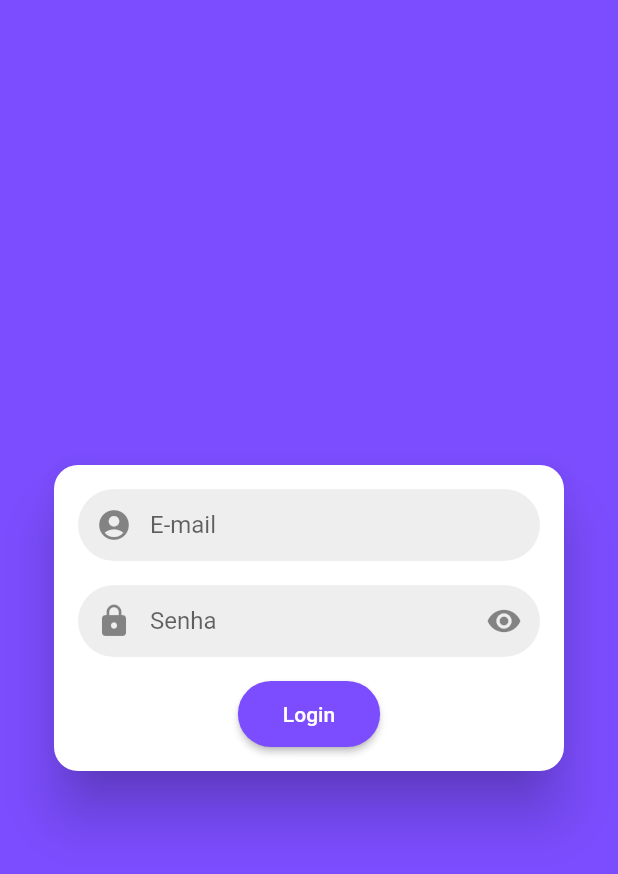
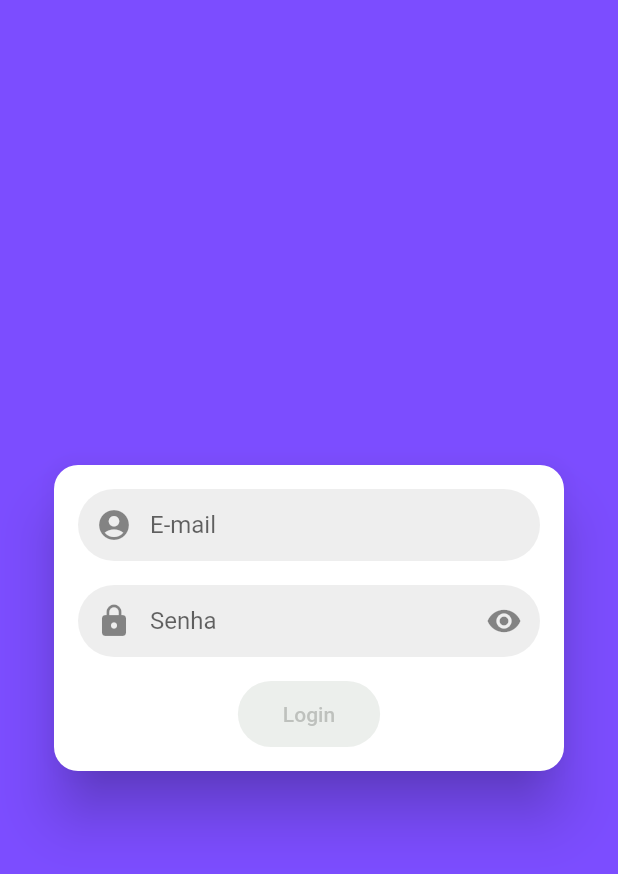
Before and after one commit to marcosmanto/todo_mobx, a Flutter app: the screen it shows after launch, on a phone screen of 412 x 824 dp. Shown: the top 874 px of the screen. Run offline on Flutter 3.47's test engine with Material 2 defaults, Android fonts, the phone set to English and light mode, and no system bars; our stand-ins replace flutter_mobx, mobx; generated files the repository leaves out were written again.

Commit message:
Added validation to login using Observer that has a computed accessor.

```diff
--- a/lib/main.dart
+++ b/lib/main.dart
@@ -15,6 +15,19 @@ class MyApp extends StatelessWidget {
         colorScheme: ThemeData().colorScheme.copyWith(
               primary: Colors.deepPurpleAccent,
             ),
+        elevatedButtonTheme: ElevatedButtonThemeData(
+          style: ElevatedButton.styleFrom(
+            padding: EdgeInsets.symmetric(horizontal: 30),
+            foregroundColor: Colors.white,
+            backgroundColor: Colors.deepPurpleAccent,
+            disabledForegroundColor: Color(0xFF818480)
+                .withAlpha(110), //Colors.deepPurpleAccent.withAlpha(100),
+            disabledBackgroundColor: Color(0xFFecefec),
+            shape: RoundedRectangleBorder(
+              borderRadius: BorderRadius.circular(32),
+            ),
+          ),
+        ),
         textSelectionTheme:
             TextSelectionThemeData(cursorColor: Colors.deepPurpleAccent),
         scaffoldBackgroundColor: Colors.deepPurpleAccent,
--- a/lib/screens/login_screen.dart
+++ b/lib/screens/login_screen.dart
@@ -1,4 +1,5 @@
 import 'package:flutter/material.dart';
+import 'package:flutter_mobx/flutter_mobx.dart';
 import 'package:todomobx/stores/login_store.dart';
 import 'package:todomobx/widgets/custom_icon_button.dart';
 import 'package:todomobx/widgets/custom_text_field.dart';
@@ -64,24 +65,17 @@ class _LoginScreenState extends State<LoginScreen> {
                     ),
                     SizedBox(
                       height: 44,
-                      child: ElevatedButton(
-                        style: ElevatedButton.styleFrom(
-                          padding: EdgeInsets.symmetric(horizontal: 30),
-                          foregroundColor: Colors.white,
-                          backgroundColor:
-                              Theme.of(context).colorScheme.primary,
-                          disabledForegroundColor:
-                              Theme.of(context).primaryColor.withAlpha(100),
-                          shape: RoundedRectangleBorder(
-                            borderRadius: BorderRadius.circular(32),
-                          ),
+                      child: Observer(
+                        builder: (_) => ElevatedButton(
+                          onPressed: loginStore.isFormValid
+                              ? () {
+                                  Navigator.of(context).pushReplacement(
+                                      MaterialPageRoute(
+                                          builder: (context) => ListScreen()));
+                                }
+                              : null,
+                          child: Text('Login'),
                         ),
-                        child: Text('Login'),
-                        onPressed: () {
-                          Navigator.of(context).pushReplacement(
-                              MaterialPageRoute(
-                                  builder: (context) => ListScreen()));
-                        },
                       ),
                     )
                   ],
```
Also changed, not shown: lib/stores/login_store.dart (+13 -2 lines), lib/stores/login_store.g.dart.
